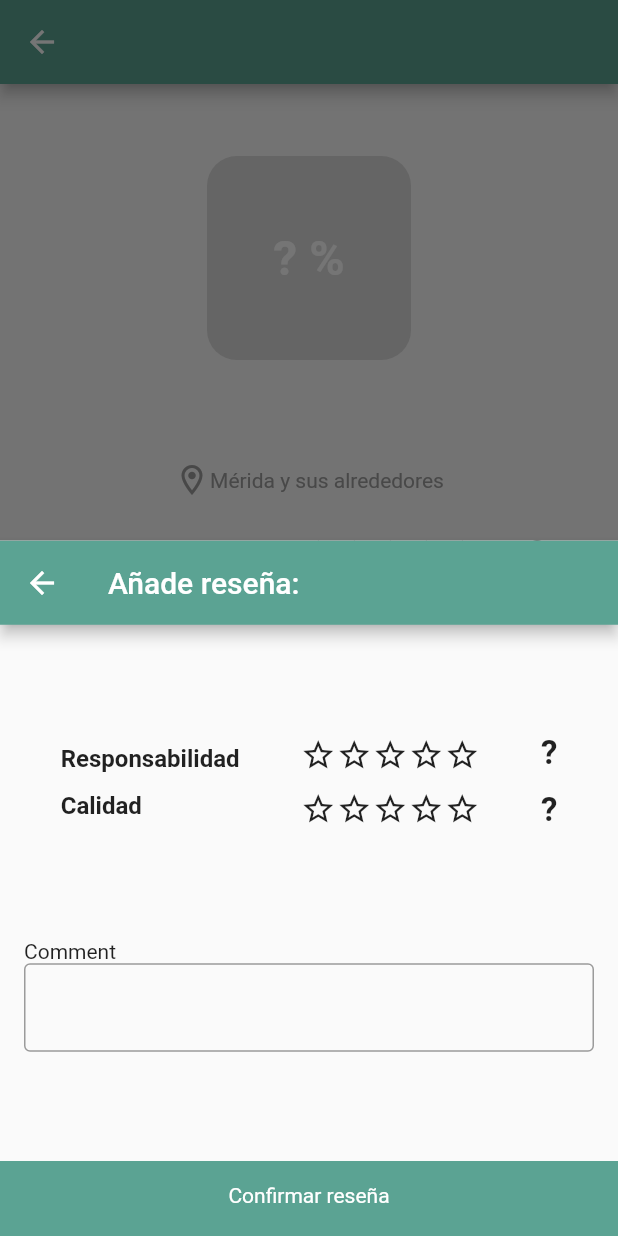
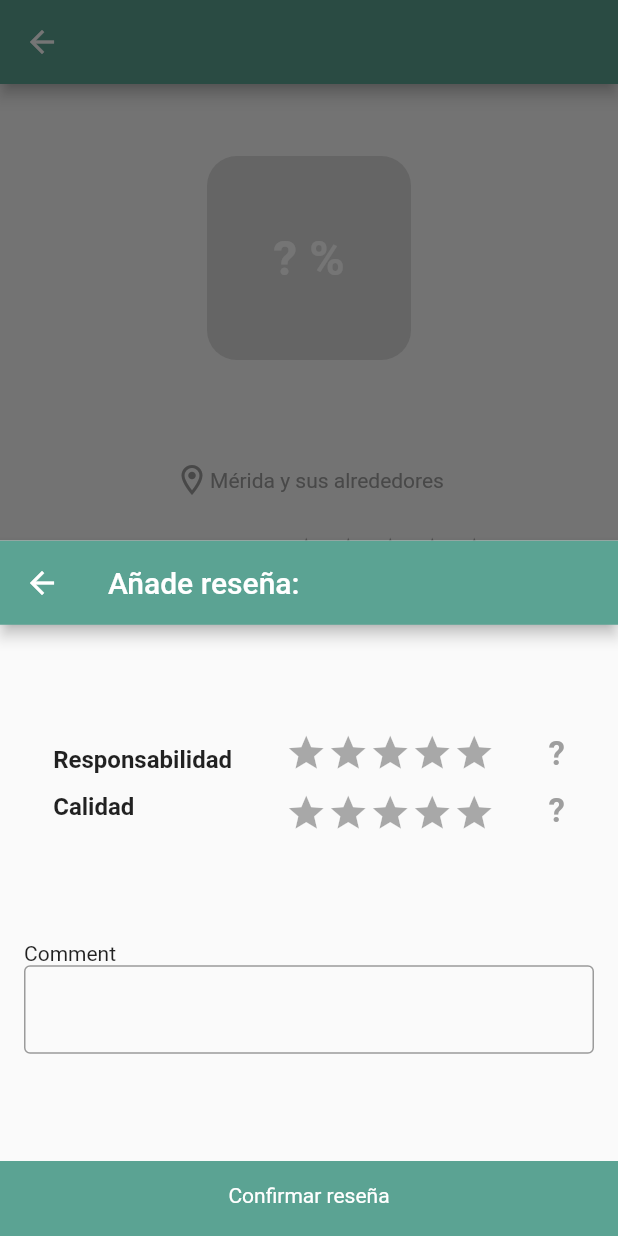
Before and after one commit to tomasbaran/gapi, a Flutter app: the WorkersDetailScreen screen opened directly with empty values, after a tap on the "star border" icon, on a phone screen of 412 x 824 dp. Run offline on Flutter 3.47's test engine with Material 2 defaults, Android fonts, the light colour scheme and no system bars; drawn by our look-alikes of flutter_rating_bar; our stand-ins replace firebase_core, firebase_database, flutter_multi_formatter, intl_phone_number_input; accounts and stored records are empty.

Commit message:
Star review funcionality: part 1

```diff
--- /dev/null
+++ b/lib/notifiers/review.dart
@@ -0,0 +1,16 @@
+import 'package:flutter/material.dart';
+
+class Review extends ChangeNotifier {
+  double review1 = 0;
+  double review2 = 0;
+
+  changeReview1(double newValue) {
+    review1 = newValue;
+    notifyListeners();
+  }
+
+  changeReview2(double newValue) {
+    review2 = newValue;
+    notifyListeners();
+  }
+}
--- a/lib/screens/add_review_screen.dart
+++ b/lib/screens/add_review_screen.dart
@@ -14,7 +14,7 @@ class AddReviewScreen extends StatelessWidget {
       appBar: AppBar(title: Text('Añade reseña: $workerName')),
       body: Column(mainAxisAlignment: MainAxisAlignment.spaceBetween, children: [
         SizedBox(height: 16),
-        ReviewContainer(),
+        ReviewContainer(isViewOnly: false),
         Padding(
           padding: const EdgeInsets.all(16.0),
           child: Column(
@@ -33,7 +33,11 @@ class AddReviewScreen extends StatelessWidget {
             ],
           ),
         ),
-        BottomButton(title: 'Confirmar reseña', onTap: () => null),
+        BottomButton(
+            title: 'Confirmar reseña',
+            onTap: () {
+              print('review1: ');
+            }),
       ]),
     );
   }
--- a/lib/screens/worker_detail_screen.dart
+++ b/lib/screens/worker_detail_screen.dart
@@ -134,7 +134,8 @@ class _WorkersDetailScreenState extends State<WorkersDetailScreen> {
                   borderRadius: BorderRadius.all(Radius.circular(12)),
                   child: Container(
                     padding: EdgeInsets.all(12),
-                    color: kGreen,
+                    // color: kGreen,
+                    color: Colors.black45,
                     child: Text(
                       'rsitenrsi aistenars airstna irsetnaisetna isetna istnairstnaisretnairstnaist airs rsetniarsent. sret irsnt aisten ars.ta setn airst arstears.t r.st ras.t.ars t. rst tts tst.',
                       style: tsReviewCategoryComment,
--- a/lib/screens/workers_list_screen.dart
+++ b/lib/screens/workers_list_screen.dart
@@ -3,6 +3,7 @@ import 'package:firebase_core/firebase_core.dart';
 import 'package:flutter/cupertino.dart';
 import 'package:flutter/gestures.dart';
 import 'package:flutter/material.dart';
+import 'package:gapi/model/my_globals.dart';
 import 'package:gapi/theme/constants.dart';
 import 'package:gapi/screens/add_worker_screen.dart';
 import 'package:gapi/model/worker.dart';
@@ -62,9 +63,11 @@ class _WorkersListScreenState extends State<WorkersListScreen> {
 
   List<Widget> defaultWidgetList = [];
   final _pageController = PageController();
+
   @override
   Widget build(BuildContext context) {
     return Scaffold(
+      key: myGlobals.scaffoldKey,
       floatingActionButton: Container(
         width: 70,
         height: 70,
--- a/lib/theme/style_constants.dart
+++ b/lib/theme/style_constants.dart
@@ -8,7 +8,7 @@ const Color kGreen = Color(0xFF9DBDBB);
 
 // worker_detail_screen.dart
 const TextStyle tsReviewCategory = TextStyle(fontSize: 16, fontWeight: FontWeight.bold);
-const TextStyle tsReviewCategoryResult = TextStyle(fontSize: 22, fontWeight: FontWeight.bold);
+const TextStyle tsReviewValue = TextStyle(fontSize: 22, fontWeight: FontWeight.bold);
 const double kSizeBtwRankings = 12;
 const TextStyle tsReviewCategoryComment = TextStyle(fontSize: 14, color: Colors.white);
 const TextStyle tsReviewCategoryCommentDate = TextStyle(fontSize: 10, color: Colors.grey);
--- a/lib/widgets/review_container.dart
+++ b/lib/widgets/review_container.dart
@@ -1,9 +1,17 @@
 import 'package:flutter/material.dart';
+import 'package:gapi/model/my_globals.dart';
+import 'package:gapi/notifiers/review.dart';
 import 'package:gapi/theme/style_constants.dart';
+import 'package:gapi/widgets/five_star_row.dart';
+import 'package:flutter_rating_bar/flutter_rating_bar.dart';
+import 'package:provider/provider.dart';
 
 class ReviewContainer extends StatelessWidget {
+  final bool isViewOnly;
+
   const ReviewContainer({
     Key? key,
+    this.isViewOnly = true,
   }) : super(key: key);
 
   @override
@@ -25,46 +33,80 @@ class ReviewContainer extends StatelessWidget {
             ),
           ],
         ),
-        Column(
-          children: [
-            FiveStarRow(),
-            SizedBox(height: kSizeBtwRankings),
-            FiveStarRow(),
-          ],
-        ),
+        isViewOnly
+            ? Column(
+                children: [
+                  RatingBarIndicator(
+                    rating: Provider.of<Review>(myGlobals.scaffoldKey.currentContext!, listen: false).review1,
+                    itemSize: 28,
+                    itemBuilder: (context, _) => Icon(
+                      Icons.star,
+                      color: Colors.black87,
+                    ),
+                  ),
+                  SizedBox(height: kSizeBtwRankings),
+                  RatingBarIndicator(
+                    rating: Provider.of<Review>(myGlobals.scaffoldKey.currentContext!, listen: false).review2,
+                    itemSize: 28,
+                    itemBuilder: (context, _) => Icon(
+                      Icons.star,
+                      color: Colors.black87,
+                    ),
+                  ),
+                ],
+              )
+            : Column(
+                children: [
+                  RatingBar.builder(
+                    itemSize: 28,
+                    itemBuilder: (context, _) => const Icon(
+                      Icons.star,
+                      color: Colors.black87,
+                    ),
+                    onRatingUpdate: (rating) {
+                      Provider.of<Review>(myGlobals.scaffoldKey.currentContext!, listen: false).changeReview1(rating);
+                      print(rating);
+                    },
+                  ),
+                  SizedBox(height: kSizeBtwRankings),
+                  RatingBar.builder(
+                    itemSize: 28,
+                    itemBuilder: (context, _) => const Icon(
+                      Icons.star,
+                      color: Colors.black87,
+                    ),
+                    onRatingUpdate: (rating) {
+                      Provider.of<Review>(myGlobals.scaffoldKey.currentContext!, listen: false).changeReview2(rating);
+                      print(rating);
+                    },
+                  ),
+                ],
+              ),
+        /* !isViewOnly
+            ? Container()
+            : */
         Column(
           children: [
             Text(
-              '?',
-              style: tsReviewCategoryResult,
+              Provider.of<Review>(myGlobals.scaffoldKey.currentContext!, listen: false).review1 == 0
+                  ? '?'
+                  : Provider.of<Review>(myGlobals.scaffoldKey.currentContext!, listen: false).review1.toString(),
+              style: Provider.of<Review>(myGlobals.scaffoldKey.currentContext!, listen: false).review1 == 0
+                  ? tsReviewValue.copyWith(color: Colors.grey)
+                  : tsReviewValue,
             ),
             SizedBox(height: kSizeBtwRankings),
             Text(
-              '?',
-              style: tsReviewCategoryResult,
+              Provider.of<Review>(myGlobals.scaffoldKey.currentContext!, listen: false).review2 == 0
+                  ? '?'
+                  : Provider.of<Review>(myGlobals.scaffoldKey.currentContext!, listen: false).review2.toString(),
+              style: Provider.of<Review>(myGlobals.scaffoldKey.currentContext!, listen: false).review2 == 0
+                  ? tsReviewValue.copyWith(color: Colors.grey)
+                  : tsReviewValue,
             ),
           ],
-        ),
+        )
       ],
     );
   }
 }
-
-class FiveStarRow extends StatelessWidget {
-  const FiveStarRow({
-    Key? key,
-  }) : super(key: key);
-
-  @override
-  Widget build(BuildContext context) {
-    return Row(
-      children: [
-        Icon(Icons.star_border_outlined),
-        Icon(Icons.star_border_outlined),
-        Icon(Icons.star_border_outlined),
-        Icon(Icons.star_border_outlined),
-        Icon(Icons.star_border_outlined),
-      ],
-    );
-  }
-}
--- a/pubspec.yaml
+++ b/pubspec.yaml
@@ -35,7 +35,9 @@ dependencies:
   flutter:
     sdk: flutter
   flutter_multi_formatter: ^2.9.0
+  flutter_rating_bar: ^4.0.1
   intl_phone_number_input: ^0.7.1
+  provider: ^6.0.4
   url_launcher: ^6.1.6
 
 dev_dependencies:
```
Also changed, not shown: lib/main.dart (+6 -1 lines), lib/model/my_globals.dart (added, +11 -0 lines), lib/widgets/five_star_row.dart (added, +31 -0 lines), pubspec.lock.
